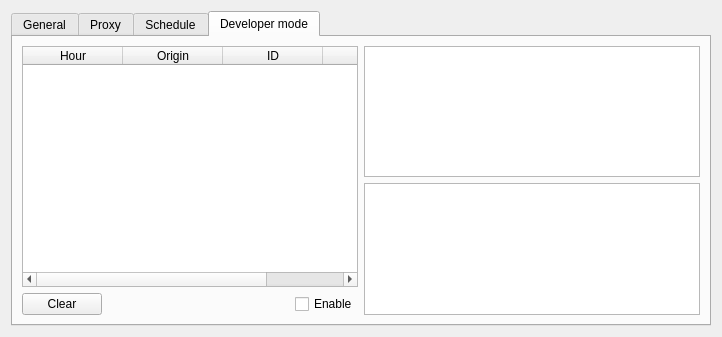
This is src/gui/main/forms/settingsform.ui in josuesavy/BotDofus as Qt 5 draws it before an edit. The edited form follows.
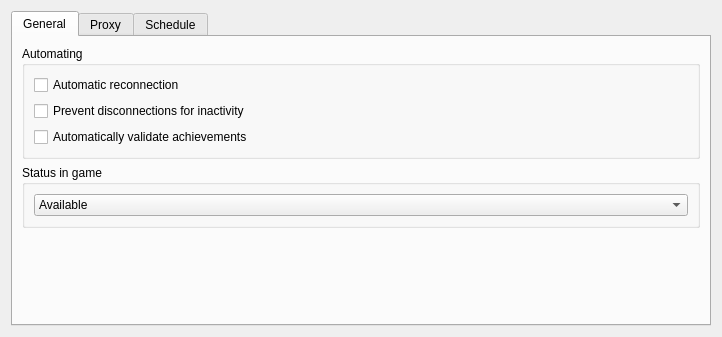
This is the edited form. Icons and pictures are not drawn.

The edit to the form file:
```diff
--- a/src/gui/main/forms/settingsform.ui
+++ b/src/gui/main/forms/settingsform.ui
@@ -1200,99 +1200,6 @@
        </item>
       </layout>
      </widget>
-     <widget class="QWidget" name="tab">
-      <attribute name="icon">
-       <iconset resource="../../../../res/resources.qrc">
-        <normaloff>:/icons/setting_tools_16px.ico</normaloff>:/icons/setting_tools_16px.ico</iconset>
-      </attribute>
-      <attribute name="title">
-       <string>Developer mode</string>
-      </attribute>
-      <layout class="QGridLayout" name="gridLayout_6">
-       <item row="0" column="0">
-        <layout class="QGridLayout" name="gridLayout_4">
-         <item row="1" column="0">
-          <widget class="QPushButton" name="pushButtonClearMessages">
-           <property name="text">
-            <string>Clear</string>
-           </property>
-          </widget>
-         </item>
-         <item row="0" column="0" colspan="3">
-          <widget class="QTableWidget" name="tableWidgetMessages">
-           <column>
-            <property name="text">
-             <string>Hour</string>
-            </property>
-           </column>
-           <column>
-            <property name="text">
-             <string>Origin</string>
-            </property>
-           </column>
-           <column>
-            <property name="text">
-             <string>ID</string>
-            </property>
-           </column>
-           <column>
-            <property name="text">
-             <string>Name</string>
-            </property>
-           </column>
-          </widget>
-         </item>
-         <item row="1" column="2">
-          <widget class="QCheckBox" name="checkBoxEnableSniffer">
-           <property name="text">
-            <string>Enable</string>
-           </property>
-          </widget>
-         </item>
-         <item row="1" column="1">
-          <spacer name="horizontalSpacer">
-           <property name="orientation">
-            <enum>Qt::Horizontal</enum>
-           </property>
-           <property name="sizeHint" stdset="0">
-            <size>
-             <width>40</width>
-             <height>20</height>
-            </size>
-           </property>
-          </spacer>
-         </item>
-        </layout>
-       </item>
-       <item row="0" column="1">
-        <layout class="QGridLayout" name="gridLayout_5">
-         <item row="0" column="0">
-          <widget class="QTreeWidget" name="treeWidgetContent">
-           <attribute name="headerVisible">
-            <bool>false</bool>
-           </attribute>
-          </widget>
-         </item>
-         <item row="1" column="0">
-          <widget class="QTextBrowser" name="textBrowserConsole">
-           <property name="sizePolicy">
-            <sizepolicy hsizetype="Expanding" vsizetype="Preferred">
-             <horstretch>0</horstretch>
-             <verstretch>0</verstretch>
-            </sizepolicy>
-           </property>
-           <property name="readOnly">
-            <bool>true</bool>
-           </property>
-           <property name="openExternalLinks">
-            <bool>true</bool>
-           </property>
-          </widget>
-         </item>
-        </layout>
-       </item>
-      </layout>
-     </widget>
     </widget>
    </item>
   </layout>
```
Left out of the diff: 8 changed lines with no effect on the pictures.
